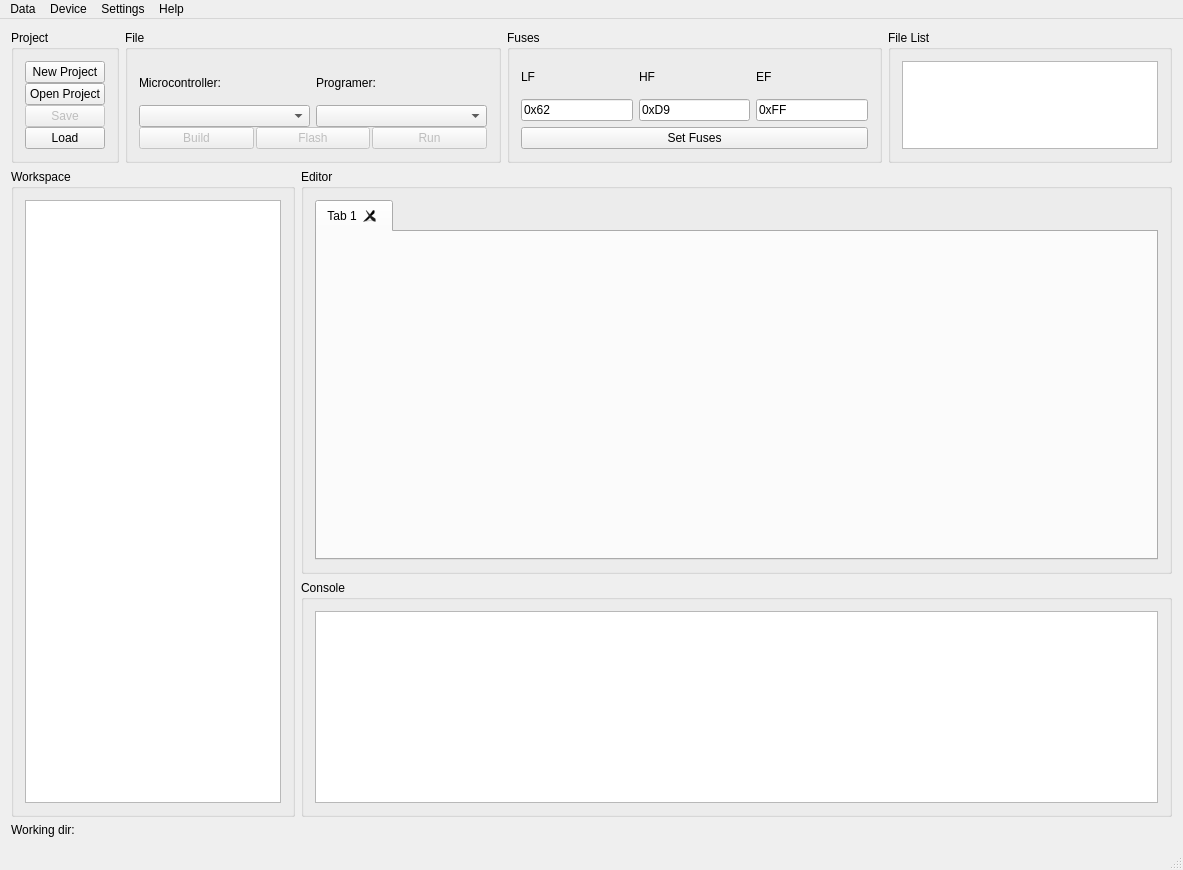
Qt form mainwindow.ui (Barcley1990/QtAVR) before a commit.
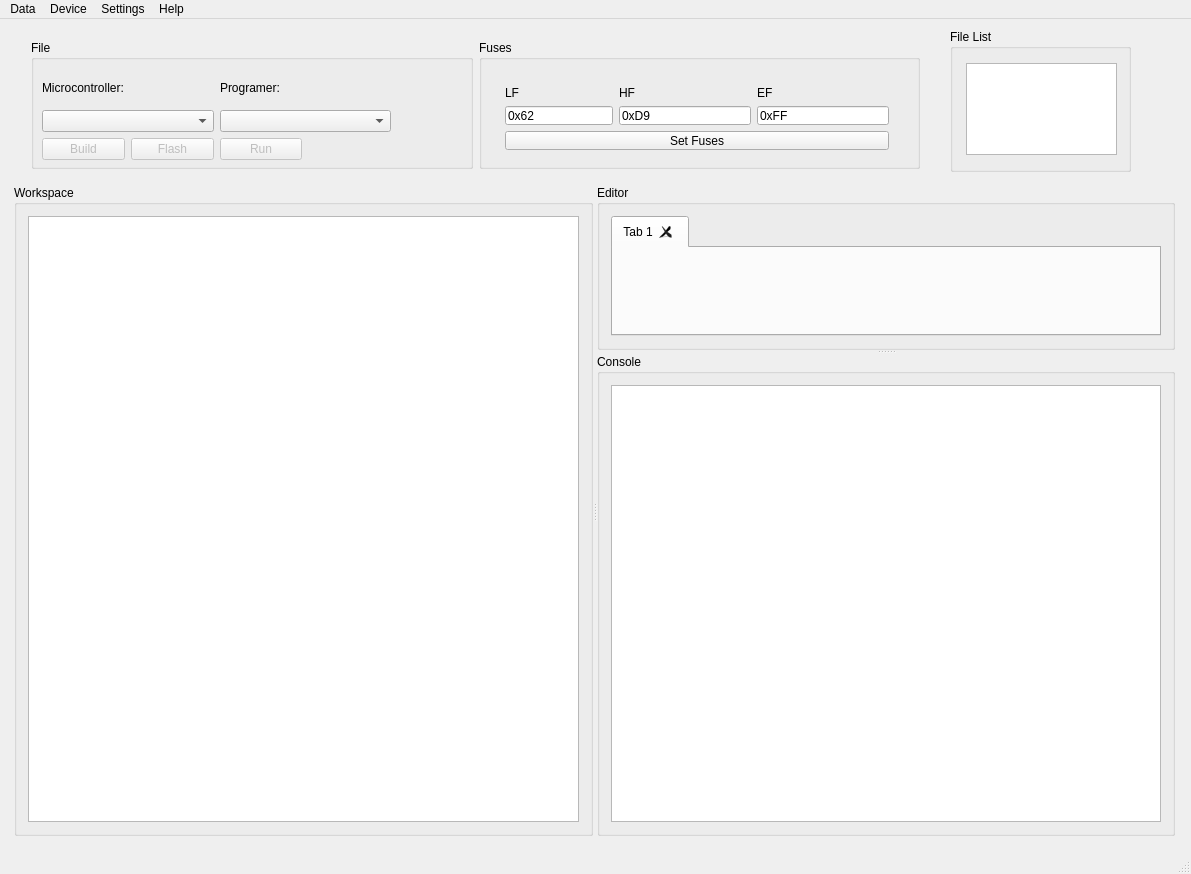
The same form after that commit. Icons and pictures are not drawn.

The edit to the form file:
```diff
--- a/mainwindow.ui
+++ b/mainwindow.ui
@@ -6,8 +6,8 @@
    <rect>
     <x>0</x>
     <y>0</y>
-    <width>1183</width>
-    <height>870</height>
+    <width>1191</width>
+    <height>874</height>
    </rect>
   </property>
   <property name="minimumSize">
@@ -30,237 +30,15 @@
     <normaloff>:/images/images/chip03.png</normaloff>:/images/images/chip03.png</iconset>
   </property>
   <widget class="QWidget" name="centralWidget">
-   <layout class="QHBoxLayout" name="horizontalLayout_14">
-    <item>
-     <layout class="QVBoxLayout" name="verticalLayout_14">
-      <item>
-       <layout class="QHBoxLayout" name="horizontalLayout_9">
-        <item>
-         <widget class="QGroupBox" name="groupBox_2">
-          <property name="sizePolicy">
-           <sizepolicy hsizetype="Maximum" vsizetype="Maximum">
-            <horstretch>0</horstretch>
-            <verstretch>0</verstretch>
-           </sizepolicy>
-          </property>
-          <property name="title">
-           <string>Project</string>
-          </property>
-          <layout class="QVBoxLayout" name="verticalLayout_8">
-           <item>
-            <layout class="QVBoxLayout" name="verticalLayout">
-             <property name="spacing">
-              <number>0</number>
-             </property>
-             <item>
-              <widget class="QPushButton" name="bNew">
-               <property name="text">
-                <string>New Project</string>
-               </property>
-              </widget>
-             </item>
-             <item>
-              <widget class="QPushButton" name="bOpen">
-               <property name="text">
-                <string>Open Project</string>
-               </property>
-              </widget>
-             </item>
-             <item>
-              <widget class="QPushButton" name="bSave">
-               <property name="enabled">
-                <bool>false</bool>
-               </property>
-               <property name="text">
-                <string>Save</string>
-               </property>
-              </widget>
-             </item>
-             <item>
-              <widget class="QPushButton" name="bLoad">
-               <property name="text">
-                <string>Load</string>
-               </property>
-              </widget>
-             </item>
-            </layout>
-           </item>
-          </layout>
-         </widget>
-        </item>
-        <item>
-         <widget class="QGroupBox" name="groupBox_3">
-          <property name="sizePolicy">
-           <sizepolicy hsizetype="MinimumExpanding" vsizetype="Ignored">
-            <horstretch>0</horstretch>
-            <verstretch>0</verstretch>
-           </sizepolicy>
-          </property>
-          <property name="title">
-           <string>File</string>
-          </property>
-          <layout class="QHBoxLayout" name="horizontalLayout_12">
-           <item>
-            <layout class="QHBoxLayout" name="horizontalLayout_6">
-             <item>
-              <layout class="QVBoxLayout" name="verticalLayout_4">
-               <property name="spacing">
-                <number>0</number>
-               </property>
-               <item>
-                <layout class="QHBoxLayout" name="horizontalLayout_2">
-                 <item>
-                  <layout class="QVBoxLayout" name="verticalLayout_3">
-                   <property name="spacing">
-                    <number>0</number>
-                   </property>
-                   <item>
-                    <widget class="QLabel" name="label">
-                     <property name="text">
-                      <string>Microcontroller:</string>
-                     </property>
-                    </widget>
-                   </item>
-                   <item>
-                    <widget class="QComboBox" name="cbController"/>
-                   </item>
-                  </layout>
-                 </item>
-                 <item>
-                  <layout class="QVBoxLayout" name="verticalLayout_2">
-                   <property name="spacing">
-                    <number>0</number>
-                   </property>
-                   <item>
-                    <widget class="QLabel" name="label_2">
-                     <property name="text">
-                      <string>Programer:</string>
-                     </property>
-                    </widget>
-                   </item>
-                   <item>
-                    <widget class="QComboBox" name="cbFlashtool"/>
-                   </item>
-                  </layout>
-                 </item>
-                </layout>
-               </item>
-               <item>
-                <layout class="QHBoxLayout" name="horizontalLayout">
-                 <property name="spacing">
-                  <number>2</number>
-                 </property>
-                 <item>
-                  <widget class="QPushButton" name="bBuild">
-                   <property name="enabled">
-                    <bool>false</bool>
-                   </property>
-                   <property name="text">
-                    <string>Build</string>
-                   </property>
-                  </widget>
-                 </item>
-                 <item>
-                  <widget class="QPushButton" name="bFlash">
-                   <property name="enabled">
-                    <bool>false</bool>
-                   </property>
-                   <property name="text">
-                    <string>Flash</string>
-                   </property>
-                  </widget>
-                 </item>
-                 <item>
-                  <widget class="QPushButton" name="bRun">
-                   <property name="enabled">
-                    <bool>false</bool>
-                   </property>
-                   <property name="text">
-                    <string>Run</string>
-                   </property>
-                  </widget>
-                 </item>
-                </layout>
-               </item>
-              </layout>
-             </item>
-            </layout>
-           </item>
-          </layout>
-         </widget>
-        </item>
-        <item>
-         <widget class="QGroupBox" name="groupBox_7">
-          <property name="title">
-           <string>Fuses</string>
-          </property>
-          <layout class="QHBoxLayout" name="horizontalLayout_11">
-           <item>
-            <layout class="QVBoxLayout" name="verticalLayout_5">
-             <item>
-              <layout class="QHBoxLayout" name="horizontalLayout_3">
-               <item>
-                <widget class="QLabel" name="label_6">
-                 <property name="text">
-                  <string>LF</string>
-                 </property>
-                </widget>
-               </item>
-               <item>
-                <widget class="QLabel" name="label_5">
-                 <property name="text">
-                  <string>HF</string>
-                 </property>
-                </widget>
-               </item>
-               <item>
-                <widget class="QLabel" name="label_7">
-                 <property name="text">
-                  <string>EF</string>
-                 </property>
-                </widget>
-               </item>
-              </layout>
-             </item>
-             <item>
-              <layout class="QHBoxLayout" name="horizontalLayout_5">
-               <item>
-                <widget class="QLineEdit" name="lLF">
-                 <property name="text">
-                  <string>0x62</string>
-                 </property>
-                </widget>
-               </item>
-               <item>
-                <widget class="QLineEdit" name="lHF">
-                 <property name="text">
-                  <string>0xD9</string>
-                 </property>
-                </widget>
-               </item>
-               <item>
-                <widget class="QLineEdit" name="lEF">
-                 <property name="text">
-                  <string>0xFF</string>
-                 </property>
-                </widget>
-               </item>
-              </layout>
-             </item>
-             <item>
-              <widget class="QPushButton" name="bFuses">
-               <property name="text">
-                <string>Set Fuses</string>
-               </property>
-              </widget>
-             </item>
-            </layout>
-           </item>
-          </layout>
-         </widget>
-        </item>
-        <item>
          <widget class="QGroupBox" name="groupBox_6">
+    <property name="geometry">
+     <rect>
+      <x>950</x>
+      <y>10</y>
+      <width>181</width>
+      <height>143</height>
+     </rect>
+    </property>
           <property name="sizePolicy">
            <sizepolicy hsizetype="Maximum" vsizetype="Ignored">
             <horstretch>0</horstretch>
@@ -270,14 +48,15 @@
           <property name="title">
            <string>File List</string>
           </property>
-          <layout class="QHBoxLayout" name="horizontalLayout_10">
-           <item>
-            <layout class="QHBoxLayout" name="horizontalLayout_4">
-             <property name="spacing">
-              <number>0</number>
-             </property>
-             <item>
               <widget class="QTextBrowser" name="cCfiles">
+     <property name="geometry">
+      <rect>
+       <x>16</x>
+       <y>34</y>
+       <width>151</width>
+       <height>92</height>
+      </rect>
+     </property>
                <property name="sizePolicy">
                 <sizepolicy hsizetype="Maximum" vsizetype="Maximum">
                  <horstretch>0</horstretch>
@@ -297,18 +76,26 @@
                 <set>Qt::TextBrowserInteraction</set>
                </property>
               </widget>
-             </item>
-            </layout>
-           </item>
-          </layout>
-         </widget>
-        </item>
-       </layout>
-      </item>
-      <item>
-       <layout class="QHBoxLayout" name="horizontalLayout_8">
-        <item>
+   </widget>
+   <widget class="QSplitter" name="splitter_2">
+    <property name="geometry">
+     <rect>
+      <x>14</x>
+      <y>166</y>
+      <width>1161</width>
+      <height>651</height>
+     </rect>
+    </property>
+    <property name="orientation">
+     <enum>Qt::Horizontal</enum>
+    </property>
          <widget class="QGroupBox" name="groupBox">
+     <property name="sizePolicy">
+      <sizepolicy hsizetype="Expanding" vsizetype="Expanding">
+       <horstretch>0</horstretch>
+       <verstretch>0</verstretch>
+      </sizepolicy>
+     </property>
           <property name="title">
            <string>Workspace</string>
           </property>
@@ -325,13 +112,13 @@
            </item>
           </layout>
          </widget>
-        </item>
-        <item>
-         <layout class="QVBoxLayout" name="verticalLayout_13">
-          <item>
+    <widget class="QSplitter" name="splitter">
+     <property name="orientation">
+      <enum>Qt::Vertical</enum>
+     </property>
            <widget class="QGroupBox" name="groupBox_4">
             <property name="sizePolicy">
-             <sizepolicy hsizetype="Preferred" vsizetype="Expanding">
+       <sizepolicy hsizetype="Expanding" vsizetype="Expanding">
               <horstretch>0</horstretch>
               <verstretch>0</verstretch>
              </sizepolicy>
@@ -384,9 +171,13 @@
              </item>
             </layout>
            </widget>
-          </item>
-          <item>
            <widget class="QGroupBox" name="groupBox_5">
+      <property name="sizePolicy">
+       <sizepolicy hsizetype="Expanding" vsizetype="Expanding">
+        <horstretch>0</horstretch>
+        <verstretch>0</verstretch>
+       </sizepolicy>
+      </property>
             <property name="title">
              <string>Console</string>
             </property>
@@ -394,7 +185,7 @@
              <item>
               <widget class="QTextBrowser" name="cOutput">
                <property name="sizePolicy">
-                <sizepolicy hsizetype="Expanding" vsizetype="Fixed">
+          <sizepolicy hsizetype="Preferred" vsizetype="Preferred">
                  <horstretch>0</horstretch>
                  <verstretch>0</verstretch>
                 </sizepolicy>
@@ -403,39 +194,182 @@
              </item>
             </layout>
            </widget>
-          </item>
-         </layout>
-        </item>
-       </layout>
+    </widget>
+   </widget>
+   <widget class="QWidget" name="">
+    <property name="geometry">
+     <rect>
+      <x>20</x>
+      <y>10</y>
+      <width>911</width>
+      <height>151</height>
+     </rect>
+    </property>
+    <layout class="QHBoxLayout" name="horizontalLayout">
+     <item>
+      <widget class="QGroupBox" name="groupBox_3">
+       <property name="sizePolicy">
+        <sizepolicy hsizetype="Preferred" vsizetype="Preferred">
+         <horstretch>0</horstretch>
+         <verstretch>0</verstretch>
+        </sizepolicy>
+       </property>
+       <property name="title">
+        <string>File</string>
+       </property>
+       <widget class="QWidget" name="">
+        <property name="geometry">
+         <rect>
+          <x>0</x>
+          <y>20</y>
+          <width>371</width>
+          <height>111</height>
+         </rect>
+        </property>
+        <layout class="QGridLayout" name="gridLayout">
+         <item row="0" column="0" colspan="2">
+          <widget class="QLabel" name="label">
+           <property name="text">
+            <string>Microcontroller:</string>
+           </property>
+          </widget>
+         </item>
+         <item row="0" column="2" colspan="2">
+          <widget class="QLabel" name="label_2">
+           <property name="text">
+            <string>Programer:</string>
+           </property>
+          </widget>
+         </item>
+         <item row="1" column="0" colspan="2">
+          <widget class="QComboBox" name="cbController"/>
+         </item>
+         <item row="1" column="2" colspan="2">
+          <widget class="QComboBox" name="cbFlashtool"/>
+         </item>
+         <item row="2" column="0">
+          <widget class="QPushButton" name="bBuild">
+           <property name="enabled">
+            <bool>false</bool>
+           </property>
+           <property name="text">
+            <string>Build</string>
+           </property>
+          </widget>
+         </item>
+         <item row="2" column="1">
+          <widget class="QPushButton" name="bFlash">
+           <property name="enabled">
+            <bool>false</bool>
+           </property>
+           <property name="text">
+            <string>Flash</string>
+           </property>
+          </widget>
+         </item>
+         <item row="2" column="2">
+          <widget class="QPushButton" name="bRun">
+           <property name="enabled">
+            <bool>false</bool>
+           </property>
+           <property name="text">
+            <string>Run</string>
+           </property>
+          </widget>
+         </item>
+        </layout>
+       </widget>
+       <zorder>cbController</zorder>
+       <zorder>bFlash</zorder>
+       <zorder>bBuild</zorder>
+       <zorder>label_2</zorder>
+       <zorder>cbFlashtool</zorder>
+       <zorder>bRun</zorder>
+       <zorder>groupBox_7</zorder>
+      </widget>
       </item>
       <item>
-       <layout class="QFormLayout" name="formLayout_2">
-        <item row="0" column="0">
-         <widget class="QLabel" name="label_3">
+      <widget class="QGroupBox" name="groupBox_7">
+       <property name="title">
+        <string>Fuses</string>
+       </property>
+       <widget class="QWidget" name="">
+        <property name="geometry">
+         <rect>
+          <x>15</x>
+          <y>35</y>
+          <width>406</width>
+          <height>86</height>
+         </rect>
+        </property>
+        <layout class="QGridLayout" name="gridLayout_2">
+         <item row="1" column="0" colspan="3">
+          <widget class="QLineEdit" name="lLF">
           <property name="text">
-           <string>Working dir:</string>
+            <string>0x62</string>
           </property>
          </widget>
         </item>
-        <item row="0" column="1">
-         <widget class="QLabel" name="lWD">
+         <item row="1" column="3">
+          <widget class="QLineEdit" name="lHF">
           <property name="text">
-           <string/>
+            <string>0xD9</string>
           </property>
          </widget>
         </item>
-       </layout>
-      </item>
-     </layout>
-    </item>
-   </layout>
+         <item row="1" column="4">
+          <widget class="QLineEdit" name="lEF">
+           <property name="text">
+            <string>0xFF</string>
+           </property>
+          </widget>
+         </item>
+         <item row="2" column="0" colspan="5">
+          <widget class="QPushButton" name="bFuses">
+           <property name="text">
+            <string>Set Fuses</string>
+           </property>
+          </widget>
+         </item>
+         <item row="0" column="3">
+          <widget class="QLabel" name="label_5">
+           <property name="text">
+            <string>HF</string>
+           </property>
+          </widget>
+         </item>
+         <item row="0" column="4">
+          <widget class="QLabel" name="label_7">
+           <property name="text">
+            <string>EF</string>
+           </property>
+          </widget>
+         </item>
+         <item row="0" column="0" colspan="3">
+          <widget class="QLabel" name="label_6">
+           <property name="text">
+            <string>LF</string>
+           </property>
+          </widget>
+         </item>
+        </layout>
+       </widget>
+      </widget>
+     </item>
+    </layout>
+   </widget>
+   <zorder></zorder>
+   <zorder>groupBox_7</zorder>
+   <zorder>groupBox_7</zorder>
+   <zorder>groupBox_6</zorder>
+   <zorder>groupBox_3</zorder>
   </widget>
   <widget class="QMenuBar" name="menuBar">
    <property name="geometry">
     <rect>
      <x>0</x>
      <y>0</y>
-     <width>1183</width>
+     <width>1191</width>
      <height>22</height>
     </rect>
    </property>
```
Lines whose indentation alone changed are shown as unchanged.
